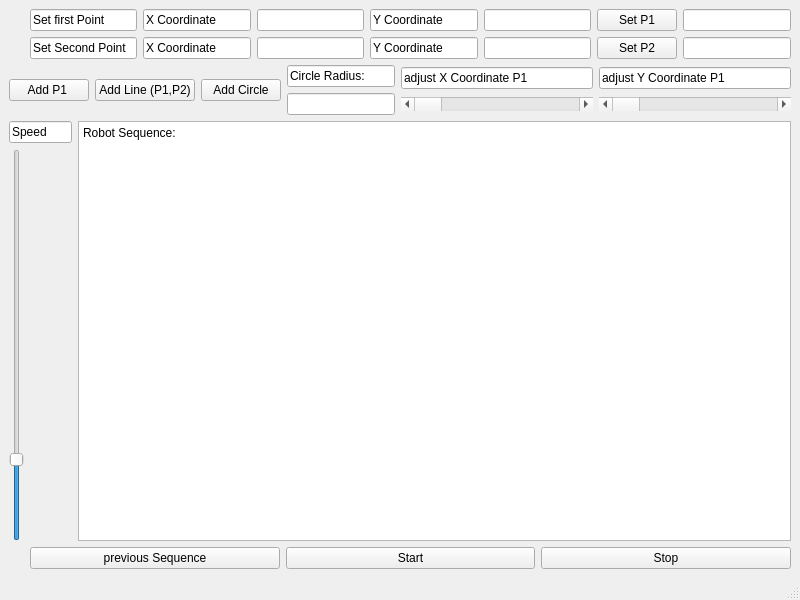
Above: CAPISample/robotdrawui.ui from dzunder32/BachelorRobot before the change. Below: the same form after it.
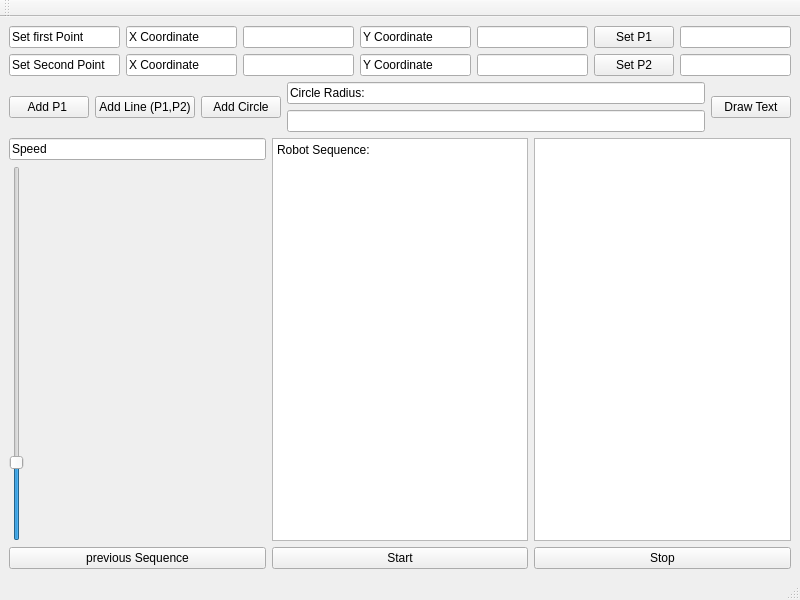
That is the form after the change.

The edit to the form file:
```diff
--- a/CAPISample/robotdrawui.ui
+++ b/CAPISample/robotdrawui.ui
@@ -14,8 +14,8 @@
    <string>MainWindow</string>
   </property>
   <widget class="QWidget" name="centralwidget">
-   <layout class="QGridLayout" name="gridLayout_2">
-    <item row="0" column="1" colspan="2">
+   <layout class="QVBoxLayout" name="verticalLayout_3">
+    <item>
      <layout class="QGridLayout" name="gridLayout">
       <item row="0" column="0">
        <widget class="QLineEdit" name="lineEdit_3">
@@ -93,8 +93,6 @@
       </item>
      </layout>
     </item>
-    <item row="1" column="0" colspan="3">
-     <layout class="QHBoxLayout" name="horizontalLayout_2">
       <item>
        <layout class="QHBoxLayout" name="horizontalLayout">
         <item>
@@ -132,54 +130,45 @@
           </item>
          </layout>
         </item>
-       </layout>
-      </item>
+      <item>
+       <widget class="QPushButton" name="pushButton">
+        <property name="text">
+         <string>Draw Text</string>
+        </property>
+       </widget>
+      </item>
+     </layout>
+    </item>
+    <item>
+     <layout class="QHBoxLayout" name="horizontalLayout_2">
       <item>
        <layout class="QVBoxLayout" name="verticalLayout_2">
         <item>
-         <widget class="QLineEdit" name="lineEdit_11">
-          <property name="text">
-           <string>adjust X Coordinate P1</string>
-          </property>
-         </widget>
-        </item>
-        <item>
-         <widget class="QScrollBar" name="horizontalScrollBar_XChange">
-          <property name="orientation">
-           <enum>Qt::Horizontal</enum>
-          </property>
-         </widget>
-        </item>
-       </layout>
-      </item>
-      <item>
-       <layout class="QVBoxLayout" name="verticalLayout_3">
-        <item>
-         <widget class="QLineEdit" name="lineEdit_10">
-          <property name="text">
-           <string>adjust Y Coordinate P1</string>
-          </property>
-         </widget>
-        </item>
-        <item>
-         <widget class="QScrollBar" name="horizontalScrollBar_YChange">
-          <property name="orientation">
-           <enum>Qt::Horizontal</enum>
-          </property>
-         </widget>
-        </item>
-       </layout>
-      </item>
-     </layout>
-    </item>
-    <item row="2" column="0" colspan="2">
      <widget class="QLineEdit" name="lineEdit_5">
       <property name="text">
        <string>Speed</string>
       </property>
      </widget>
     </item>
-    <item row="2" column="2" rowspan="2">
+        <item>
+         <widget class="QSlider" name="timerSpeedSlider">
+          <property name="minimum">
+           <number>4</number>
+          </property>
+          <property name="maximum">
+           <number>1000</number>
+          </property>
+          <property name="value">
+           <number>200</number>
+          </property>
+          <property name="orientation">
+           <enum>Qt::Vertical</enum>
+          </property>
+         </widget>
+        </item>
+       </layout>
+      </item>
+      <item>
      <widget class="QTextEdit" name="textEdit_Sequence">
       <property name="html">
        <string>&lt;!DOCTYPE HTML PUBLIC &quot;-//W3C//DTD HTML 4.0//EN&quot; &quot;http://www.w3.org/TR/REC-html40/strict.dtd&quot;&gt;
@@ -193,23 +182,12 @@
       </property>
      </widget>
     </item>
-    <item row="3" column="0">
-     <widget class="QSlider" name="timerSpeedSlider">
-      <property name="minimum">
-       <number>4</number>
-      </property>
-      <property name="maximum">
-       <number>1000</number>
-      </property>
-      <property name="value">
-       <number>200</number>
-      </property>
-      <property name="orientation">
-       <enum>Qt::Vertical</enum>
-      </property>
-     </widget>
-    </item>
-    <item row="4" column="1" colspan="2">
+      <item>
+       <widget class="QTextEdit" name="textEdit_textInput"/>
+      </item>
+     </layout>
+    </item>
+    <item>
      <layout class="QHBoxLayout" name="horizontalLayout_3">
       <item>
        <widget class="QPushButton" name="pushButton_History">
@@ -247,6 +225,17 @@
    </property>
   </widget>
   <widget class="QStatusBar" name="statusbar"/>
+  <widget class="QToolBar" name="toolBar">
+   <property name="windowTitle">
+    <string>toolBar</string>
+   </property>
+   <attribute name="toolBarArea">
+    <enum>TopToolBarArea</enum>
+   </attribute>
+   <attribute name="toolBarBreak">
+    <bool>false</bool>
+   </attribute>
+  </widget>
  </widget>
  <resources/>
  <connections/>
```
Left out of the diff: 78 changed lines with no effect on the pictures. Lines whose indentation alone changed are shown as unchanged.
